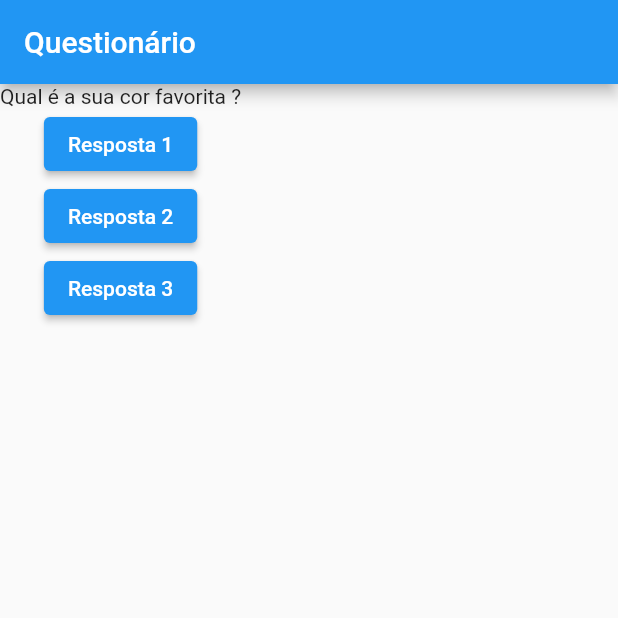
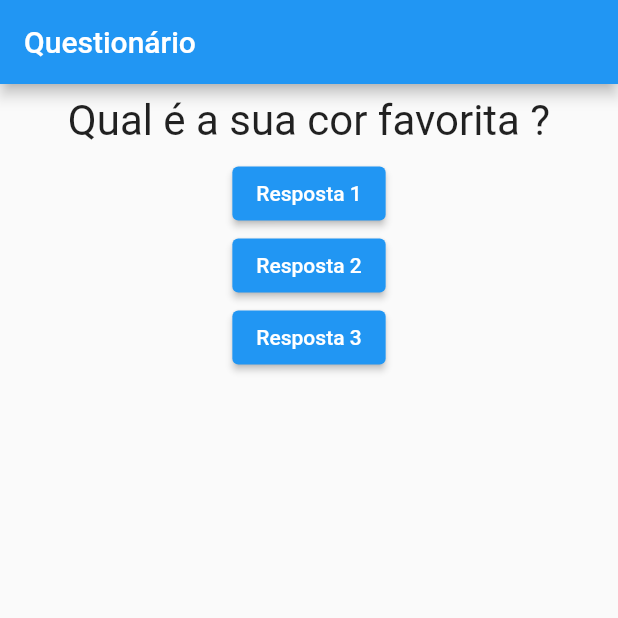
Before and after one commit to rodrigo-oliveira-compasso/estudo_flutter, a Flutter app: the screen it shows after launch, on a phone screen of 412 x 824 dp, the top half of it. Run offline on Flutter 3.47's test engine with Material 2 defaults, Android fonts, the phone set to English and light mode, and no system bars.

Commit message:
Isolamento do componente de questao

```diff
--- a/projeto_perguntas/lib/widgets/app/pergunta_app.dart
+++ b/projeto_perguntas/lib/widgets/app/pergunta_app.dart
@@ -1,4 +1,5 @@
 import 'package:flutter/material.dart';
+import './questao.dart';
 
 class PerguntaAppState extends State<PerguntaApp> {
   var perguntaSelecionada = 0;
@@ -27,7 +28,7 @@ class PerguntaAppState extends State<PerguntaApp> {
         ),
         body: Column(
           children: <Widget>[
-            Text(perguntas[perguntaSelecionada]),
+            Questao(perguntas[perguntaSelecionada]),
             ElevatedButton(
                 onPressed: responder, child: const Text("Resposta 1")),
             ElevatedButton(
--- /dev/null
+++ b/projeto_perguntas/lib/widgets/app/questao.dart
@@ -0,0 +1,20 @@
+import 'package:flutter/material.dart';
+
+class Questao extends StatelessWidget {
+  final String text;
+
+  const Questao(this.text, {super.key});
+
+  @override
+  Widget build(BuildContext context) {
+    return Container(
+      width: double.infinity,
+      margin: const EdgeInsets.all(8.0),
+      child: Text(
+        text,
+        style: const TextStyle(fontSize: 28),
+        textAlign: TextAlign.center,
+      ),
+    );
+  }
+}
```
